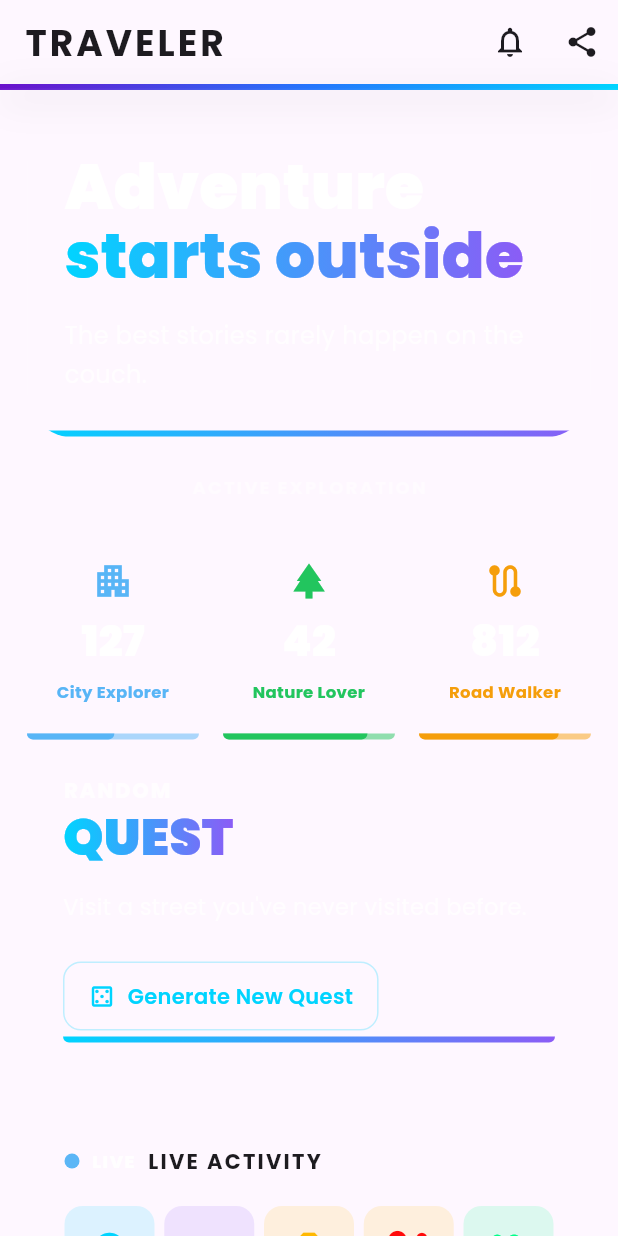
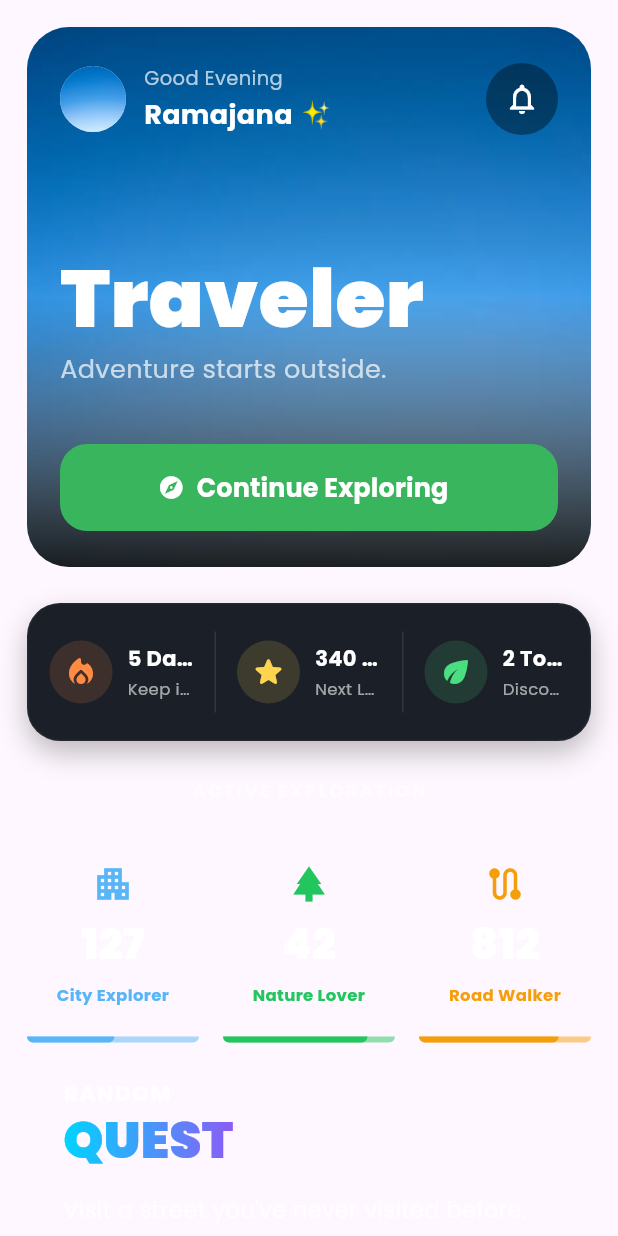
Before and after one commit to RamajanaSk/Traveler-Remake, a Flutter app: the HomePage screen opened directly, on a phone screen of 412 x 824 dp. Run offline on Flutter 3.47's test engine with Material 3 defaults, Android fonts, the phone set to English and light mode, and no system bars; our stand-ins replace camera, google_fonts; network calls fail; statements that could not run were skipped.

Commit message:
changed homescreen

```diff
--- a/lib/core/widgets/bar/topbar/topNavBar.dart
+++ b/lib/core/widgets/bar/topbar/topNavBar.dart
@@ -13,6 +13,9 @@ class TopNavBar extends StatelessWidget implements PreferredSizeWidget {
   final Widget? trailingWidget1;
   final Widget? trailingWidget2;
 
+  final Widget? leadingWidget;
+  final bool showBottomLine;
+
   const TopNavBar({
     super.key,
     required this.title,
@@ -22,10 +25,12 @@ class TopNavBar extends StatelessWidget implements PreferredSizeWidget {
     this.trailingOnPressed2,
     this.trailingWidget1,
     this.trailingWidget2,
+    this.leadingWidget,
+    this.showBottomLine = true,
   });
 
   @override
-  Size get preferredSize => const Size.fromHeight(60);
+  Size get preferredSize => Size.fromHeight(showBottomLine ? 60 : 56);
 
   @override
   Widget build(BuildContext context) {
@@ -36,7 +41,9 @@ class TopNavBar extends StatelessWidget implements PreferredSizeWidget {
       surfaceTintColor: Colors.transparent,
       elevation: 0,
 
-      title: Text(
+      title:
+          leadingWidget ??
+          Text(
             title,
             style: TopNavBarDecoration.getTitleTextStyle().copyWith(
               fontSize: 24,
@@ -66,14 +73,16 @@ class TopNavBar extends StatelessWidget implements PreferredSizeWidget {
           ),
       ],
 
-      bottom: PreferredSize(
+      bottom: showBottomLine
+          ? PreferredSize(
               preferredSize: const Size.fromHeight(4),
               child: Container(
                 height: 4,
                 width: double.infinity,
                 decoration: TopNavBarDecoration.getBoxDecoration(),
               ),
-      ),
+            )
+          : null,
     );
   }
 }
--- a/lib/features/home/presentation/home_page.dart
+++ b/lib/features/home/presentation/home_page.dart
@@ -10,6 +10,8 @@ import 'package:travelerremake/features/home/presentation/widgets/cards/live_exp
 import 'package:travelerremake/features/home/presentation/widgets/cards/map_progress_card.dart';
 import 'package:travelerremake/features/home/presentation/widgets/cards/random_quest_card.dart';
 import 'package:travelerremake/features/home/presentation/widgets/cards/todays_challenge_card.dart';
+import 'package:travelerremake/features/home/presentation/widgets/explorer_overview_card.dart';
+import 'package:travelerremake/features/home/presentation/widgets/hero_header.dart';
 
 class HomePage extends StatelessWidget {
   const HomePage({super.key});
@@ -84,25 +86,49 @@ class HomePage extends StatelessWidget {
   Widget build(BuildContext context) {
     return Scaffold(
       drawer: const SidePanel(),
+      /*appBar: TopNavBar(
+        title: "",
 
-      appBar: TopNavBar(
-        title: 'TRAVELER',
+        leadingWidget: Row(
+          mainAxisSize: MainAxisSize.min,
+          children: [
+            const CircleAvatar(
+              radius: 20,
+              backgroundImage: AssetImage("assets/images/profile.jpg"),
+            ),
 
-        trailingIcon1: Icons.notifications_outlined,
-        trailingOnPressed1: () {
-          print('Notifications');
-        },
+            const SizedBox(width: 12),
 
-        trailingIcon2: Icons.share,
-        trailingOnPressed2: () {
-          print('Profile');
-        },
+            Column(
+              mainAxisAlignment: MainAxisAlignment.center,
+              crossAxisAlignment: CrossAxisAlignment.start,
+              children: const [
+                Text(
+                  "Good Evening",
+                  style: TextStyle(color: Colors.white70, fontSize: 12),
+                ),
+
+                Text(
+                  "Ramajana ✨",
+                  style: TextStyle(fontWeight: FontWeight.bold, fontSize: 17),
+                ),
+              ],
+            ),
+          ],
+        ),
+
+        trailingIcon1: Icons.notifications_none,
+        trailingOnPressed1: () {},
       ),
+*/
       body: SingleChildScrollView(
         padding: const EdgeInsets.all(18),
         child: Column(
           children: [
-            const HomeCoverSection(),
+            const HomeHeroHeader(),
+            //const HomeCoverSection(), Adnevture starts outside
+            const SizedBox(height: 24),
+            const ExplorerOverviewCard(),
 
             const SizedBox(height: 24),
 
@@ -234,6 +260,12 @@ class HomePage extends StatelessWidget {
             const SizedBox(height: 20),
 
             const RandomQuestCard(),
+
+            const HomeHeroHeader(),
+
+            const ExplorerOverviewCard(),
+
+            const SizedBox(height: 60),
           ],
         ),
       ),
--- /dev/null
+++ b/lib/features/home/presentation/widgets/explorer_overview_card.dart
@@ -0,0 +1,128 @@
+import 'package:flutter/material.dart';
+
+class ExplorerOverviewCard extends StatelessWidget {
+  const ExplorerOverviewCard({super.key});
+
+  @override
+  Widget build(BuildContext context) {
+    return Container(
+      height: 92,
+      decoration: BoxDecoration(
+        color: const Color(0xff1B2028),
+        borderRadius: BorderRadius.circular(22),
+        border: Border.all(color: Colors.white.withOpacity(.04)),
+        boxShadow: [
+          BoxShadow(
+            color: Colors.black.withOpacity(.25),
+            blurRadius: 15,
+            offset: const Offset(0, 8),
+          ),
+        ],
+      ),
+      child: Row(
+        children: const [
+          Expanded(
+            child: _OverviewItem(
+              icon: Icons.local_fire_department_rounded,
+              iconColor: Color(0xffFF8C42),
+              title: "5 Day Streak",
+              subtitle: "Keep it up!",
+            ),
+          ),
+          _Divider(),
+          Expanded(
+            child: _OverviewItem(
+              icon: Icons.star_rounded,
+              iconColor: Color(0xffFFD54F),
+              title: "340 XP",
+              subtitle: "Next Level",
+            ),
+          ),
+          _Divider(),
+          Expanded(
+            child: _OverviewItem(
+              icon: Icons.eco_rounded,
+              iconColor: Color(0xff4ADE80),
+              title: "2 Today",
+              subtitle: "Discoveries",
+            ),
+          ),
+        ],
+      ),
+    );
+  }
+}
+
+class _Divider extends StatelessWidget {
+  const _Divider();
+
+  @override
+  Widget build(BuildContext context) {
+    return Container(
+      width: 1,
+      margin: const EdgeInsets.symmetric(vertical: 18),
+      color: Colors.white10,
+    );
+  }
+}
+
+class _OverviewItem extends StatelessWidget {
+  final IconData icon;
+  final Color iconColor;
+  final String title;
+  final String subtitle;
+
+  const _OverviewItem({
+    required this.icon,
+    required this.iconColor,
+    required this.title,
+    required this.subtitle,
+  });
+
+  @override
+  Widget build(BuildContext context) {
+    return Padding(
+      padding: const EdgeInsets.symmetric(horizontal: 14),
+      child: Row(
+        children: [
+          Container(
+            width: 42,
+            height: 42,
+            decoration: BoxDecoration(
+              color: iconColor.withOpacity(.15),
+              shape: BoxShape.circle,
+            ),
+            child: Icon(icon, color: iconColor, size: 24),
+          ),
+          const SizedBox(width: 10),
+          Expanded(
+            child: Column(
+              mainAxisAlignment: MainAxisAlignment.center,
+              crossAxisAlignment: CrossAxisAlignment.start,
+              children: [
+                Text(
+                  title,
+                  overflow: TextOverflow.ellipsis,
+                  style: const TextStyle(
+                    color: Colors.white,
+                    fontWeight: FontWeight.w700,
+                    fontSize: 14,
+                  ),
+                ),
+                const SizedBox(height: 2),
+                Text(
+                  subtitle,
+                  overflow: TextOverflow.ellipsis,
+                  style: TextStyle(
+                    color: Colors.white.withOpacity(.6),
+                    fontSize: 11,
+                  ),
+                ),
+              ],
+            ),
+          ),
+        ],
+      ),
+    );
+  }
+}
--- /dev/null
+++ b/lib/features/home/presentation/widgets/hero_header.dart
@@ -0,0 +1,144 @@
+import 'package:flutter/material.dart';
+
+class HomeHeroHeader extends StatelessWidget {
+  const HomeHeroHeader({super.key});
+
+  @override
+  Widget build(BuildContext context) {
+    return Container(
+      height: 360,
+      decoration: BoxDecoration(borderRadius: BorderRadius.circular(28)),
+      clipBehavior: Clip.antiAlias,
+      child: Stack(
+        fit: StackFit.expand,
+        children: [
+          /// Background
+          Image.asset("assets/images/profile.jpg", fit: BoxFit.cover),
+
+          /// Gradient
+          Container(
+            decoration: const BoxDecoration(
+              gradient: LinearGradient(
+                begin: Alignment.topCenter,
+                end: Alignment.bottomCenter,
+                colors: [
+                  Color(0x44000000),
+                  Colors.transparent,
+                  Color(0xDD000000),
+                ],
+              ),
+            ),
+          ),
+
+          /// Greeting
+          Positioned(
+            top: 24,
+            left: 22,
+            right: 22,
+            child: Row(
+              children: [
+                const CircleAvatar(
+                  radius: 22,
+                  backgroundImage: AssetImage("assets/images/profile.jpg"),
+                ),
+
+                const SizedBox(width: 12),
+
+                const Column(
+                  crossAxisAlignment: CrossAxisAlignment.start,
+                  children: [
+                    Text(
+                      "Good Evening",
+                      style: TextStyle(color: Colors.white70, fontSize: 13),
+                    ),
+
+                    SizedBox(height: 2),
+
+                    Text(
+                      "Ramajana ✨",
+                      style: TextStyle(
+                        color: Colors.white,
+                        fontWeight: FontWeight.bold,
+                        fontSize: 18,
+                      ),
+                    ),
+                  ],
+                ),
+
+                const Spacer(),
+
+                Container(
+                  decoration: BoxDecoration(
+                    color: Colors.black38,
+                    shape: BoxShape.circle,
+                  ),
+                  child: IconButton(
+                    onPressed: null,
+                    icon: Icon(Icons.notifications_none, color: Colors.white),
+                  ),
+                ),
+              ],
+            ),
+          ),
+
+          /// Title
+          const Positioned(
+            left: 22,
+            right: 22,
+            bottom: 120,
+            child: Column(
+              crossAxisAlignment: CrossAxisAlignment.start,
+              children: [
+                Text(
+                  "Traveler",
+                  style: TextStyle(
+                    color: Colors.white,
+                    fontSize: 54,
+                    fontWeight: FontWeight.w900,
+                    height: .9,
+                  ),
+                ),
+
+                SizedBox(height: 10),
+
+                Text(
+                  "Adventure starts outside.",
+                  style: TextStyle(color: Colors.white70, fontSize: 17),
+                ),
+              ],
+            ),
+          ),
+
+          /// Button
+          Positioned(
+            left: 22,
+            right: 22,
+            bottom: 24,
+            child: SizedBox(
+              height: 58,
+              child: ElevatedButton.icon(
+                onPressed: () {},
+
+                icon: const Icon(Icons.explore),
+
+                label: const Text(
+                  "Continue Exploring",
+                  style: TextStyle(fontWeight: FontWeight.bold, fontSize: 17),
+                ),
+
+                style: ElevatedButton.styleFrom(
+                  backgroundColor: const Color(0xff39B55D),
+                  foregroundColor: Colors.white,
+                  elevation: 0,
+                  shape: RoundedRectangleBorder(
+                    borderRadius: BorderRadius.circular(18),
+                  ),
+                ),
+              ),
+            ),
+          ),
+        ],
+      ),
+    );
+  }
+}
```
Also changed, not shown: assets/images/profile.jpg (added). Lines whose indentation alone changed are shown as unchanged.
